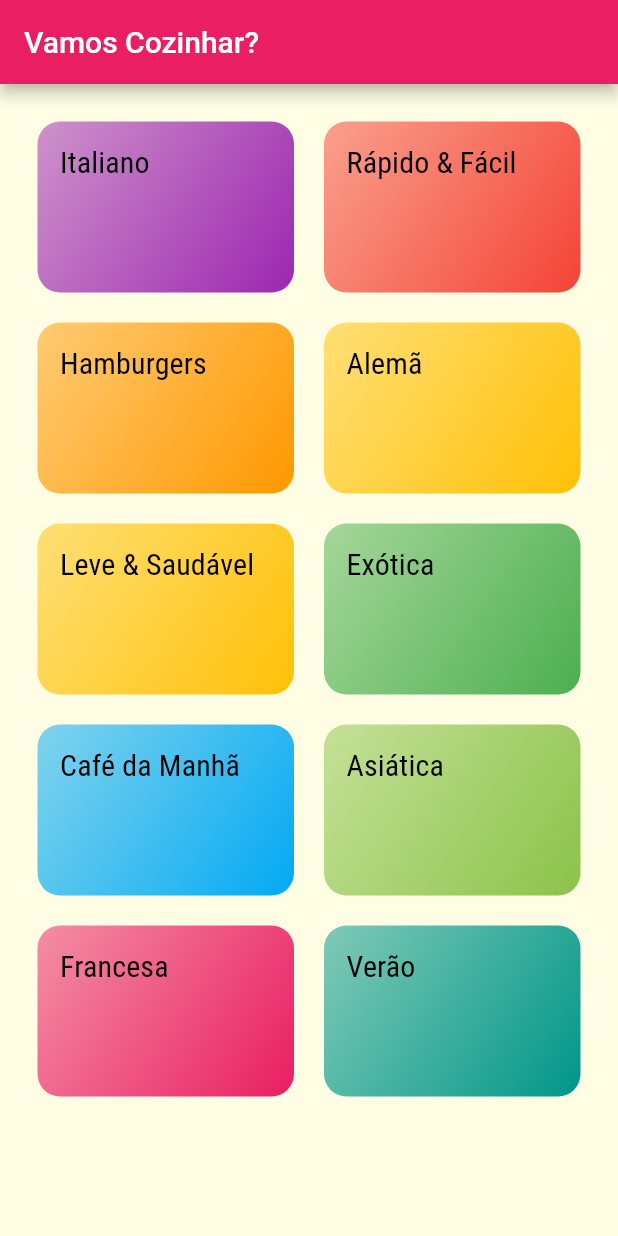
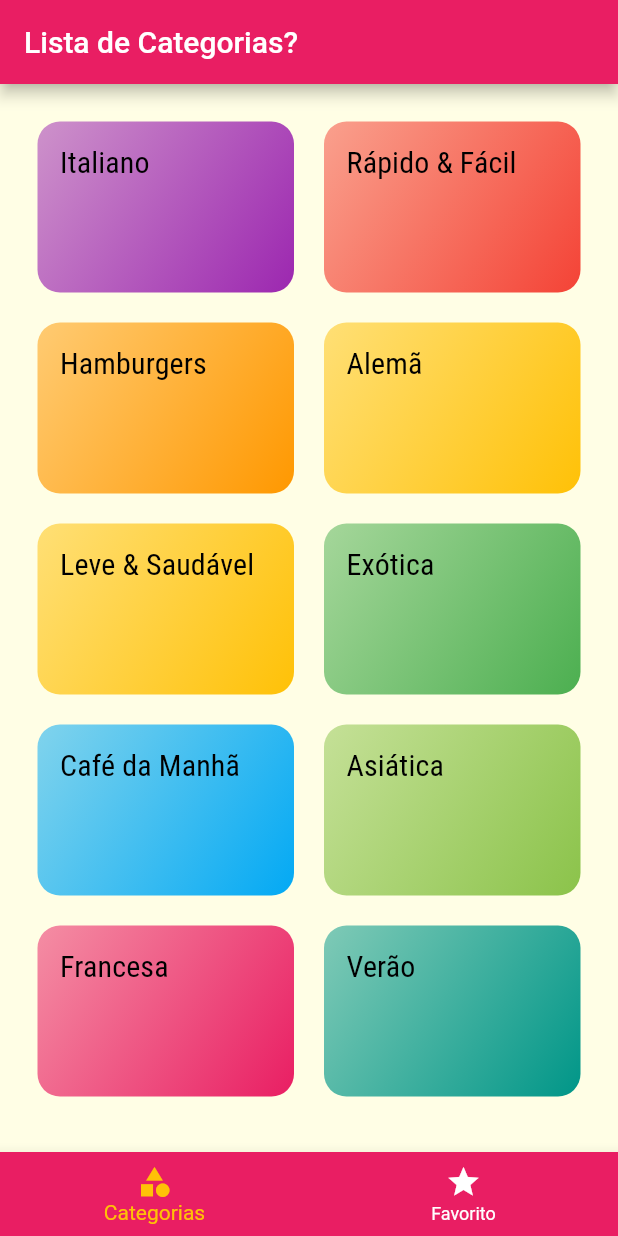
Before and after one commit to JamileFerreira/menu, a Flutter app: the screen it shows after launch, on a phone screen of 412 x 824 dp. Run offline on Flutter 3.47's test engine with Material 2 defaults, Android fonts, the phone set to English and light mode, and no system bars.

Commit message:
Creating tabs and favorites screen

```diff
--- a/lib/main.dart
+++ b/lib/main.dart
@@ -1,7 +1,7 @@
 import 'package:flutter/material.dart';
+import 'package:menu/screens/tabs_screen.dart';
 
 import 'screens/categories_meals_screen.dart';
-import 'screens/categories_screen.dart';
 import 'screens/meal_detail_screen.dart';
 import 'utils/app_routes.dart';
 
@@ -25,7 +25,7 @@ class MyApp extends StatelessWidget {
             ),
       ),
       routes: {
-        AppRoutes.HOME: (ctx) => CategoriesScreen(),
+        AppRoutes.HOME: (ctx) => TabsScreen(),
         AppRoutes.CATEGORIES_MEALS: (ctx) => CategoriesMealsScreen(),
         AppRoutes.MEAL_DETAIL: (ctx) => MealDetailScreen(),
       },
--- a/lib/screens/categories_screen.dart
+++ b/lib/screens/categories_screen.dart
@@ -5,11 +5,7 @@ import '../data/dummy_data.dart';
 class CategoriesScreen extends StatelessWidget {
   @override
   Widget build(BuildContext context) {
-    return Scaffold(
-      appBar: AppBar(
-        title: Text("Vamos Cozinhar?"),
-      ),
-      body: GridView(
+    return GridView(
       padding: const EdgeInsets.all(25),
       gridDelegate: SliverGridDelegateWithMaxCrossAxisExtent(
         maxCrossAxisExtent: 200,
@@ -20,7 +16,6 @@ class CategoriesScreen extends StatelessWidget {
       children: DUMMY_CATEGORIES.map((cat) {
         return CategoriesItem(cat);
       }).toList(),
-      ),
     );
   }
 }
--- /dev/null
+++ b/lib/screens/favorite_screen.dart
@@ -0,0 +1,10 @@
+import 'package:flutter/material.dart';
+
+class FavoriteScreen extends StatelessWidget {
+  @override
+  Widget build(BuildContext context) {
+    return Center(
+      child: Text('Minhas Refeições Favoritas!'),
+    );
+  }
+}
--- /dev/null
+++ b/lib/screens/tabs_screen.dart
@@ -0,0 +1,51 @@
+import 'package:flutter/material.dart';
+import '../screens/categories_screen.dart';
+import 'favorite_screen.dart';
+
+class TabsScreen extends StatefulWidget {
+  @override
+  State<TabsScreen> createState() => _TabsScreenState();
+}
+
+class _TabsScreenState extends State<TabsScreen> {
+  int _selectedScreenIdex = 0;
+  final List<Map<String, Object>> _screens = [
+    {'title': 'Lista de Categorias?', 'screen': CategoriesScreen()},
+    {'title': 'Meus Favoritos', 'screen': FavoriteScreen()},
+  ];
+
+  _selectScreen(int index) {
+    setState(() {
+      _selectedScreenIdex = index;
+    });
+  }
+
+  @override
+  Widget build(BuildContext context) {
+    return Scaffold(
+      appBar: AppBar(
+        title: Text(
+          _screens[_selectedScreenIdex]['title'] as String,
+        ),
+      ),
+      body: _screens[_selectedScreenIdex]['screen'] as Widget,
+      bottomNavigationBar: BottomNavigationBar(
+        onTap: _selectScreen,
+        backgroundColor: Theme.of(context).colorScheme.primary,
+        unselectedItemColor: Colors.white,
+        selectedItemColor: Theme.of(context).colorScheme.secondary,
+        currentIndex: _selectedScreenIdex,
+        items: [
+          BottomNavigationBarItem(
+            icon: Icon(Icons.category),
+            label: 'Categorias',
+          ),
+          BottomNavigationBarItem(
+            icon: Icon(Icons.star),
+            label: 'Favorito',
+          ),
+        ],
+      ),
+    );
+  }
+}
```
Lines whose indentation alone changed are shown as unchanged.
